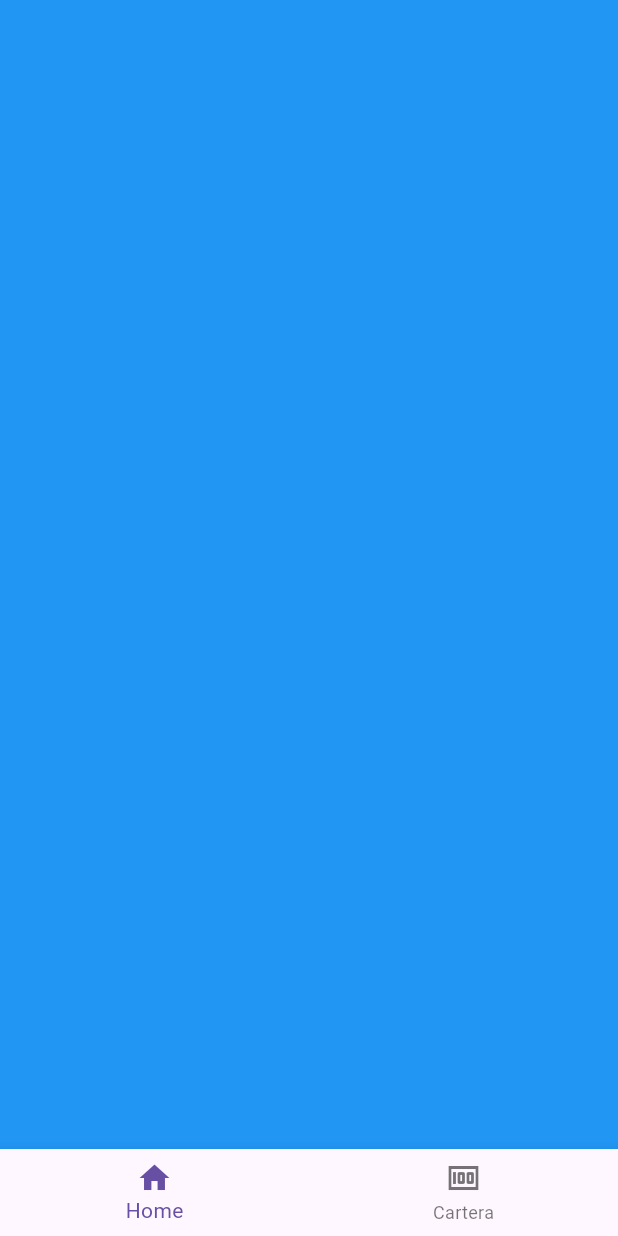
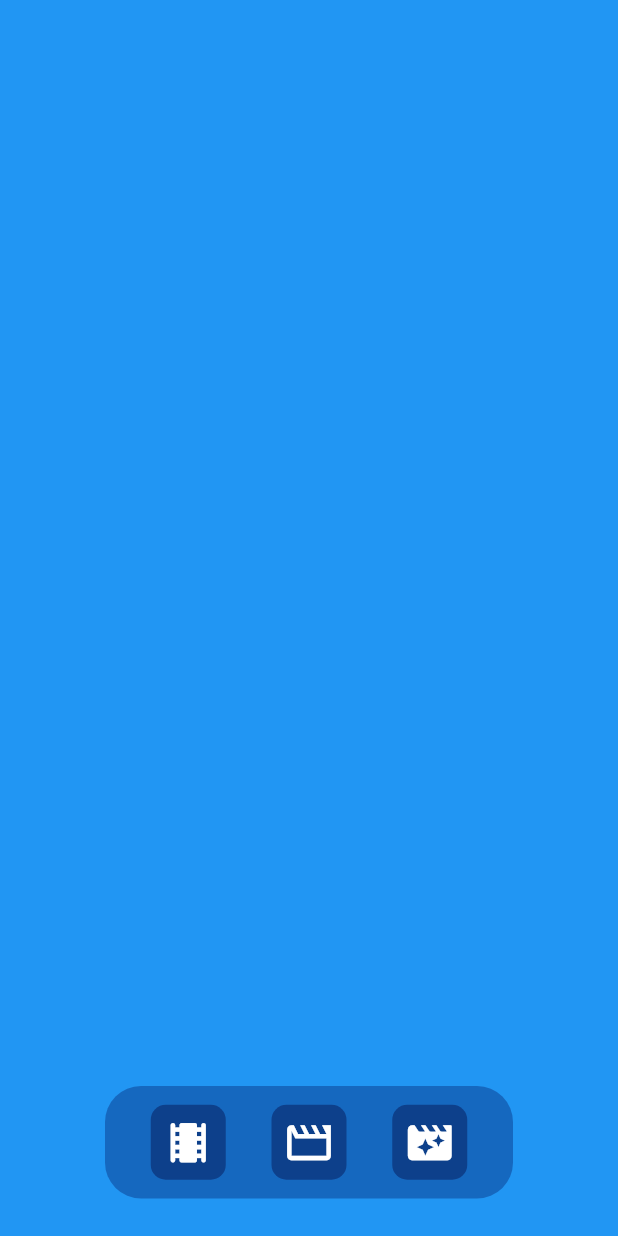
Before and after one commit to daneus/sked, a Flutter app: the screen it shows after launch, on a phone screen of 412 x 824 dp. Run offline on Flutter 3.47's test engine with Material 3 defaults, Android fonts, the phone set to English and light mode, and no system bars.

Commit message:
Initial version of Navigation Bar implemented

```diff
--- a/lib/main.dart
+++ b/lib/main.dart
@@ -13,7 +13,7 @@ class MyApp extends StatelessWidget {
   @override
   Widget build(BuildContext context) {
     return MaterialApp(
-      home: Home(),
+      home: const Home(),
       routes: {
         "/peliculas": (context) => const Peliculas(),
         "/peliculaIndividual": (context) => const PeliculaIndividual()
--- /dev/null
+++ b/lib/pages/custom_navigation_bar.dart
@@ -0,0 +1,73 @@
+import 'package:flutter/material.dart';
+
+class CustomNavigationBar extends StatefulWidget {
+  const CustomNavigationBar({super.key});
+
+  @override
+  State<CustomNavigationBar> createState() => _CustomNavigationBarState();
+}
+
+class _CustomNavigationBarState extends State<CustomNavigationBar> {
+  @override
+  Widget build(BuildContext context) {
+    return SafeArea(
+        child: Container(
+            margin: const EdgeInsets.only(bottom: 25, left: 70, right: 70),
+            padding: const EdgeInsets.all(0),
+            child: Container(
+              decoration: BoxDecoration(
+                  color: const Color.fromRGBO(12, 66, 148, 0.55),
+                  borderRadius: BorderRadius.circular(24)),
+              child: SizedBox(
+                height: 75,
+                child: Row(
+                  mainAxisAlignment: MainAxisAlignment.spaceEvenly,
+                  children: [
+                    SizedBox(
+                      width: 50,
+                      height: 50,
+                      child: Container(
+                        decoration: BoxDecoration(
+                            color: const Color.fromRGBO(5, 23, 87, .5),
+                            borderRadius: BorderRadius.circular(10)),
+                        child: const Icon(
+                          size: 35,
+                          Icons.local_movies_rounded,
+                          color: Colors.white,
+                        ),
+                      ),
+                    ),
+                    SizedBox(
+                      width: 50,
+                      height: 50,
+                      child: Container(
+                        decoration: BoxDecoration(
+                            color: const Color.fromRGBO(5, 23, 87, .5),
+                            borderRadius: BorderRadius.circular(10)),
+                        child: const Icon(
+                          size: 35,
+                          Icons.movie_creation_outlined,
+                          color: Colors.white,
+                        ),
+                      ),
+                    ),
+                    SizedBox(
+                      width: 50,
+                      height: 50,
+                      child: Container(
+                        decoration: BoxDecoration(
+                            color: const Color.fromRGBO(5, 23, 87, .5),
+                            borderRadius: BorderRadius.circular(10)),
+                        child: const Icon(
+                          size: 35,
+                          Icons.movie_filter_rounded,
+                          color: Colors.white,
+                        ),
+                      ),
+                    )
+                  ],
+                ),
+              ),
+            )));
+  }
+}
--- /dev/null
+++ b/lib/pages/funciones.dart
@@ -0,0 +1,12 @@
+import 'package:flutter/material.dart';
+
+class Funciones extends StatelessWidget {
+  const Funciones({super.key});
+
+  @override
+  Widget build(BuildContext context) {
+    return const Scaffold(
+      backgroundColor: Colors.blueGrey,
+    );
+  }
+}
--- a/lib/pages/home.dart
+++ b/lib/pages/home.dart
@@ -1,4 +1,6 @@
 import 'package:flutter/material.dart';
+import 'package:sked/pages/custom_navigation_bar.dart';
+import 'package:sked/pages/funciones.dart';
 import 'package:sked/pages/pelicula_individual.dart';
 import 'package:sked/pages/peliculas.dart';
 
@@ -18,20 +20,18 @@ class _HomeState extends State<Home> {
     });
   }
 
-  final List _pages = [const Peliculas(), const PeliculaIndividual()];
+  final List _pages = [
+    const Peliculas(),
+    const PeliculaIndividual(),
+    const Funciones()
+  ];
 
   @override
   Widget build(BuildContext context) {
     return Scaffold(
-      backgroundColor: Colors.blue,
       body: _pages[_selectedIndex],
-      bottomNavigationBar: BottomNavigationBar(
-          currentIndex: _selectedIndex,
-          onTap: _navigateBottomBar,
-          items: const [
-            BottomNavigationBarItem(icon: Icon(Icons.home), label: "Home"),
-            BottomNavigationBarItem(icon: Icon(Icons.money), label: "Cartera")
-          ]),
+      bottomNavigationBar: const CustomNavigationBar(),
+      extendBody: true,
     );
   }
 }
```
